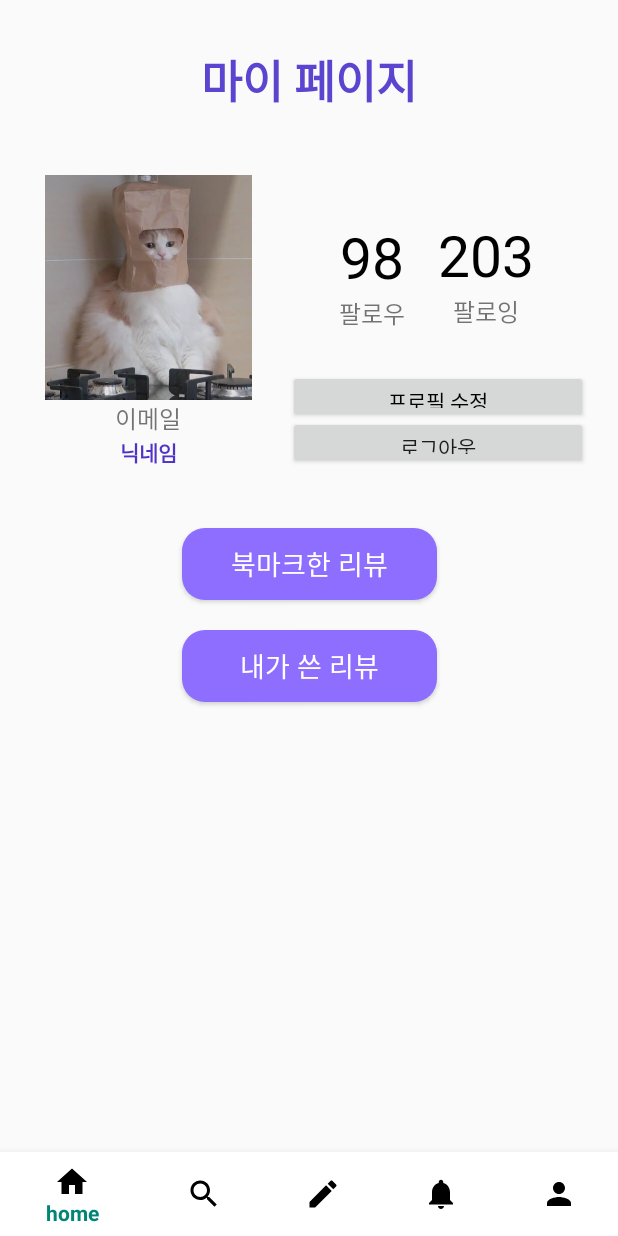
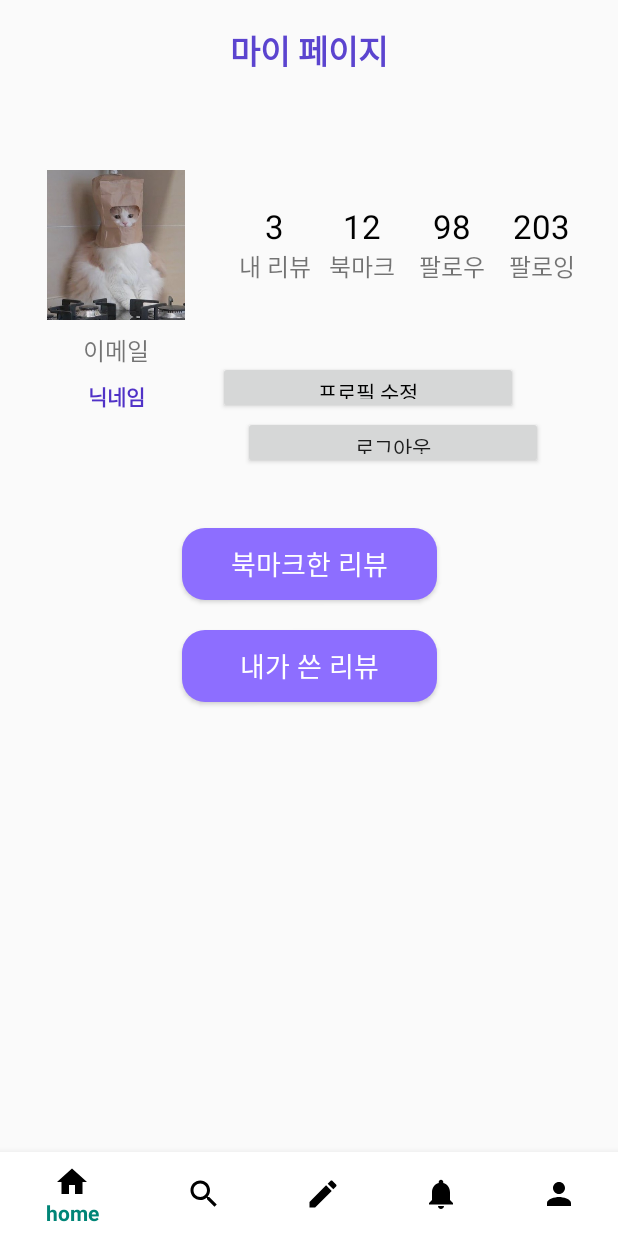
Before and after one commit to dev-Lena/FitMe, an Android app: the layout activity_mypage2.xml on its own in the app's theme, with its tools: preview values and no code run, on a phone screen of 412 x 824 dp. Run offline under Robolectric (Android 15) with nearby library versions, the phone set to English and light mode, and no system bars.

Commit message:
9.9 마이페이지 하는 중

```diff
--- a/app/src/main/java/com/example/fitme/feed.java
+++ b/app/src/main/java/com/example/fitme/feed.java
@@ -469,8 +469,6 @@ public class feed extends AppCompatActivity {
             String textView_review_writer = data.getStringExtra("작성자");
             Log.e("작성자", textView_hashtag + "작성자를 가져왔습니다!!!!!!!!!");
 
-            /**지금 여기서 리뷰 이미지를 가져오지 못하고 null 이 뜸**/
-
             String imageView_reviewcard_img1= data.getStringExtra("리뷰이미지");
 
 //            /** 이미지 넣기 여기 확인하기 **/
--- a/app/src/main/java/com/example/fitme/feed_Adapter.java
+++ b/app/src/main/java/com/example/fitme/feed_Adapter.java
@@ -94,12 +94,10 @@ public class feed_Adapter extends RecyclerView.Adapter<feed_Adapter.FeedViewHold
 //        File f = new File("path-to-file/file.png");
         Picasso.get()
                 .load(arrayList.get(position).getImageView_reviewcard_img1())
-
-//                .load(review_Image)
                 .fit()
                 .centerInside()
-//                .placeholder(R.drawable.review_plz) // 이미지가 없을 때 기본
-//                .error(R.drawable.review_plz)// 에러가 났을 때
+                .placeholder(R.drawable.review_plz) // 이미지가 없을 때 기본
+                .error(R.drawable.review_plz)// 에러가 났을 때
                 .into(holder.imageView_reviewcard_img1);
 
 
--- a/app/src/main/res/layout/activity_mypage2.xml
+++ b/app/src/main/res/layout/activity_mypage2.xml
@@ -26,7 +26,7 @@
             android:text="마이 페이지"
             android:textColor="@color/colorDeepPurple"
             android:textColorLink="@color/colorPurple"
-            android:textSize="30sp"
+            android:textSize="22sp"
             android:textStyle="bold"
             app:layout_constraintBottom_toBottomOf="parent"
             app:layout_constraintEnd_toEndOf="parent"
@@ -34,13 +34,12 @@
             app:layout_constraintTop_toTopOf="parent" />
 
 
-
         <androidx.constraintlayout.widget.Guideline
             android:id="@+id/guideline"
             android:layout_width="wrap_content"
             android:layout_height="wrap_content"
             android:orientation="horizontal"
-            app:layout_constraintGuide_begin="106dp" />
+            app:layout_constraintGuide_begin="67dp" />
 
     </androidx.constraintlayout.widget.ConstraintLayout>
 
@@ -81,7 +80,7 @@
             android:layout_width="wrap_content"
             android:layout_height="wrap_content"
             android:orientation="horizontal"
-            app:layout_constraintGuide_begin="108dp" />
+            app:layout_constraintGuide_begin="67dp" />
 
         <Button
             android:id="@+id/button_edit_profile"
@@ -125,18 +124,21 @@
 
             <ImageView
                 android:id="@+id/imageView"
-                android:layout_width="150dp"
-                android:layout_height="150dp"
+                android:layout_width="100dp"
+                android:layout_height="100dp"
                 android:layout_marginStart="8dp"
                 android:layout_marginTop="8dp"
                 android:layout_marginEnd="8dp"
                 app:srcCompat="@drawable/img_dd_profile" />
+
+
 
             <TextView
                 android:id="@+id/textView_mypage_email"
                 android:layout_width="wrap_content"
                 android:layout_height="wrap_content"
                 android:layout_gravity="center"
+                android:layout_margin="8dp"
                 android:text="이메일"
                 android:textSize="16sp" />
 
@@ -153,6 +155,37 @@
         </LinearLayout>
 
         <LinearLayout
+            android:id="@+id/linearLayout7"
+            android:layout_width="wrap_content"
+            android:layout_height="wrap_content"
+            android:layout_marginStart="84dp"
+            android:layout_weight="1"
+            android:gravity="center"
+            android:orientation="vertical"
+            app:layout_constraintBottom_toTopOf="@+id/guideline7"
+            app:layout_constraintStart_toEndOf="@+id/linearLayout2"
+            app:layout_constraintTop_toTopOf="@+id/guideline6"
+            app:layout_constraintVertical_bias="0.36">
+
+            <TextView
+                android:id="@+id/textView_bookmark_count"
+                android:layout_width="wrap_content"
+                android:layout_height="wrap_content"
+                android:layout_weight="1"
+                android:text="12"
+                android:textColor="@color/colorBlack"
+                android:textSize="22sp" />
+
+            <TextView
+                android:id="@+id/textView_bookmark"
+                android:layout_width="wrap_content"
+                android:layout_height="wrap_content"
+                android:layout_weight="1"
+                android:text="북마크"
+                android:textSize="16sp" />
+        </LinearLayout>
+
+        <LinearLayout
             android:id="@+id/linearLayout3"
             android:layout_width="wrap_content"
             android:layout_height="wrap_content"
@@ -161,10 +194,10 @@
             android:orientation="vertical"
             app:layout_constraintBottom_toTopOf="@+id/guideline7"
             app:layout_constraintEnd_toEndOf="parent"
-            app:layout_constraintHorizontal_bias="0.1"
+            app:layout_constraintHorizontal_bias="0.0"
             app:layout_constraintStart_toEndOf="@+id/linearLayout5"
             app:layout_constraintTop_toTopOf="@+id/guideline6"
-            app:layout_constraintVertical_bias="0.28">
+            app:layout_constraintVertical_bias="0.36">
 
             <TextView
                 android:id="@+id/textView_following"
@@ -173,7 +206,7 @@
                 android:layout_weight="1"
                 android:text="203"
                 android:textColor="@color/colorBlack"
-                android:textSize="38sp" />
+                android:textSize="22sp" />
 
             <TextView
                 android:id="@+id/textView9"
@@ -187,17 +220,48 @@
         </LinearLayout>
 
         <LinearLayout
-            android:id="@+id/linearLayout5"
+            android:id="@+id/linearLayout6"
             android:layout_width="wrap_content"
             android:layout_height="wrap_content"
-            android:layout_marginStart="44dp"
+            android:layout_marginStart="24dp"
             android:layout_weight="1"
             android:gravity="center"
             android:orientation="vertical"
             app:layout_constraintBottom_toTopOf="@+id/guideline7"
             app:layout_constraintStart_toEndOf="@+id/linearLayout2"
             app:layout_constraintTop_toTopOf="@+id/guideline6"
-            app:layout_constraintVertical_bias="0.287">
+            app:layout_constraintVertical_bias="0.36">
+
+            <TextView
+                android:id="@+id/textView_myreview_count"
+                android:layout_width="wrap_content"
+                android:layout_height="wrap_content"
+                android:layout_weight="1"
+                android:text="3"
+                android:textColor="@color/colorBlack"
+                android:textSize="22sp" />
+
+            <TextView
+                android:id="@+id/textView_myreview"
+                android:layout_width="wrap_content"
+                android:layout_height="wrap_content"
+                android:layout_weight="1"
+                android:text="내 리뷰"
+                android:textSize="16sp" />
+        </LinearLayout>
+
+        <LinearLayout
+            android:id="@+id/linearLayout5"
+            android:layout_width="wrap_content"
+            android:layout_height="wrap_content"
+            android:layout_marginStart="144dp"
+            android:layout_weight="1"
+            android:gravity="center"
+            android:orientation="vertical"
+            app:layout_constraintBottom_toTopOf="@+id/guideline7"
+            app:layout_constraintStart_toEndOf="@+id/linearLayout2"
+            app:layout_constraintTop_toTopOf="@+id/guideline6"
+            app:layout_constraintVertical_bias="0.36">
 
             <TextView
                 android:id="@+id/textView_follow"
@@ -206,7 +270,7 @@
                 android:layout_weight="1"
                 android:text="98"
                 android:textColor="@color/colorBlack"
-                android:textSize="38sp" />
+                android:textSize="22sp" />
 
             <TextView
                 android:id="@+id/textView15"
--- a/app/src/main/res/layout/activity_searching.xml
+++ b/app/src/main/res/layout/activity_searching.xml
@@ -26,7 +26,7 @@
             android:text="검색"
             android:textColor="@color/colorDeepPurple"
             android:textColorLink="@color/colorPurple"
-            android:textSize="30sp"
+            android:textSize="22sp"
             android:textStyle="bold"
             app:layout_constraintBottom_toBottomOf="parent"
             app:layout_constraintEnd_toEndOf="parent"
@@ -39,7 +39,7 @@
             android:layout_width="wrap_content"
             android:layout_height="wrap_content"
             android:orientation="horizontal"
-            app:layout_constraintGuide_begin="106dp" />
+            app:layout_constraintGuide_begin="67dp" />
     </androidx.constraintlayout.widget.ConstraintLayout>
 
     <com.google.android.material.bottomnavigation.BottomNavigationView
--- a/app/src/main/res/layout/activity_sign_up.xml
+++ b/app/src/main/res/layout/activity_sign_up.xml
@@ -11,7 +11,7 @@
     <androidx.constraintlayout.widget.ConstraintLayout
         android:id="@+id/constraintLayout"
         android:layout_width="match_parent"
-        android:layout_height="65dp"
+        android:layout_height="67dp"
         app:layout_constraintEnd_toEndOf="parent"
         app:layout_constraintStart_toStartOf="parent"
         app:layout_constraintTop_toTopOf="parent">
@@ -28,7 +28,7 @@
             android:text="@string/회원가입"
             android:textColor="@color/colorDeepPurple"
             android:textColorLink="@color/colorPurple"
-            android:textSize="30sp"
+            android:textSize="22sp"
             android:textStyle="bold"
             app:layout_constraintBottom_toBottomOf="parent"
             app:layout_constraintEnd_toEndOf="parent"
--- a/app/src/main/res/layout/activity_timesale.xml
+++ b/app/src/main/res/layout/activity_timesale.xml
@@ -38,7 +38,7 @@
             android:layout_width="wrap_content"
             android:layout_height="wrap_content"
             android:orientation="horizontal"
-            app:layout_constraintGuide_begin="73dp" />
+            app:layout_constraintGuide_begin="67sp" />
 
         <ImageButton
             android:id="@+id/imageButton_back"
```
Also changed, not shown: app/src/main/java/com/example/fitme/login.java (+21 -35 lines), app/src/main/java/com/example/fitme/sign_up.java (+105 -88 lines), app/src/main/java/com/example/fitme/write_review.java (+29 -66 lines), app/src/main/res/layout/activity_feed.xml (+17 -16 lines), app/src/main/res/layout/activity_mypage.xml (+25 -8 lines), app/src/main/res/layout/activity_write_review_card.xml (+5 -5 lines), app/src/main/res/drawable/img_fitme_logo_edit_edit.jpg (added).
